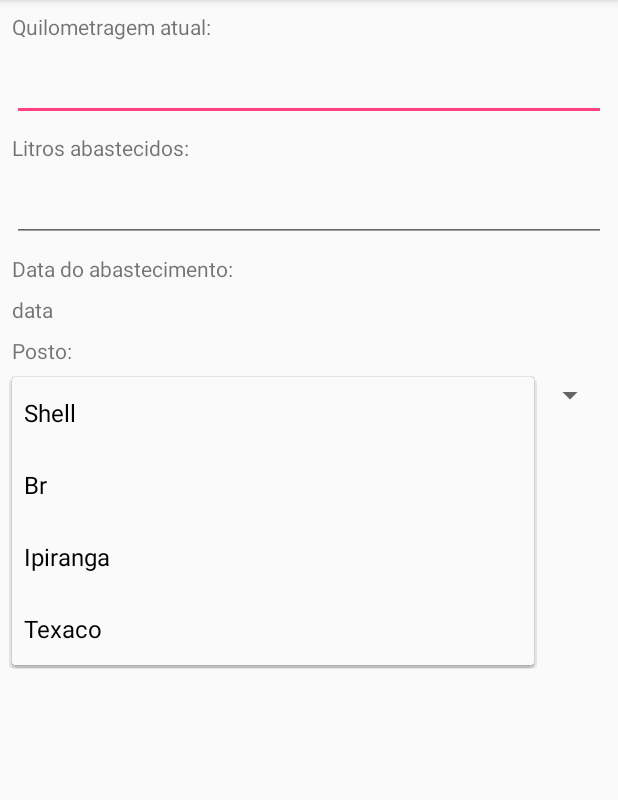
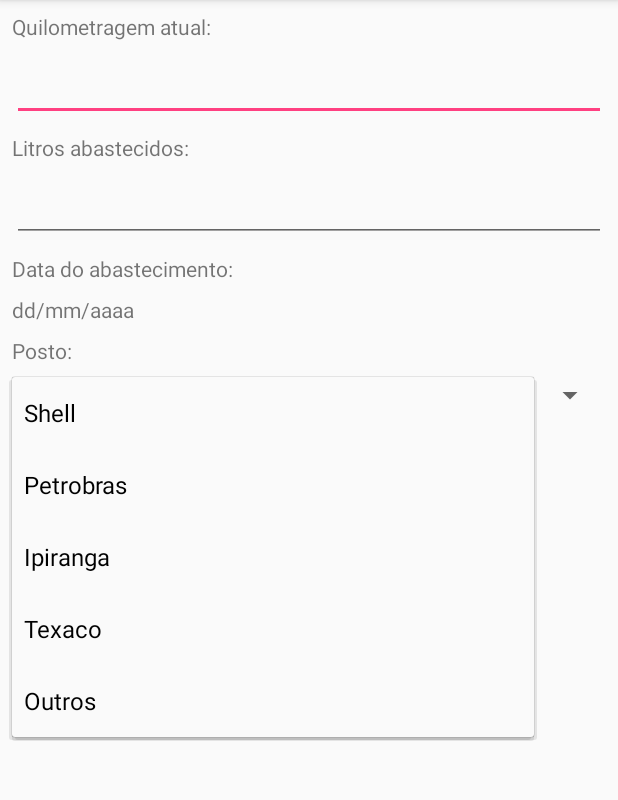
Before and after one commit to giuliopb/Android, an Android app: the AdicionarAbastecimento screen opened directly, with no data from a screen before it, after a tap on "Shell", on a phone screen of 412 x 824 dp, the part 84-884 px from its top. Run offline under Robolectric (Android 15) with nearby library versions, the phone set to English and light mode, and no system bars.

Commit message:
banco de dados on

```diff
--- a/RecyclerBanco/app/src/main/java/com/example/giulio/recyclerbanco/MainActivity.java
+++ b/RecyclerBanco/app/src/main/java/com/example/giulio/recyclerbanco/MainActivity.java
@@ -14,14 +14,12 @@ import org.w3c.dom.Text;
 public class MainActivity extends AppCompatActivity {
 
     private Button btAdd;
-    private TextView tvMedia;
+    private TextView tvMedia; // *** precisa calcular a media
 
     @Override
     protected void onCreate(Bundle savedInstanceState) {
         super.onCreate(savedInstanceState);
         setContentView(R.layout.activity_main);
-
-        SharedPreferences configuracao = getSharedPreferences("preferencias", 0);
 
 
 
--- a/RecyclerBanco/app/src/main/res/layout/adicionar_abastecimento.xml
+++ b/RecyclerBanco/app/src/main/res/layout/adicionar_abastecimento.xml
@@ -27,7 +27,7 @@
         android:layout_marginRight="8dp"
         android:layout_marginTop="8dp"
         android:ems="10"
-        android:inputType="textPersonName"
+        android:inputType="number"
         app:layout_constraintLeft_toLeftOf="parent"
         app:layout_constraintRight_toRightOf="parent"
         app:layout_constraintTop_toBottomOf="@+id/textView" />
@@ -52,7 +52,7 @@
         android:layout_marginRight="8dp"
         android:layout_marginTop="8dp"
         android:ems="10"
-        android:inputType="textPersonName"
+        android:inputType="number"
         app:layout_constraintLeft_toLeftOf="parent"
         app:layout_constraintRight_toRightOf="parent"
         app:layout_constraintTop_toBottomOf="@+id/textView2" />
@@ -76,7 +76,7 @@
         android:layout_marginLeft="8dp"
         android:layout_marginRight="8dp"
         android:layout_marginTop="8dp"
-        android:text="data"
+        android:text="dd/mm/aaaa"
         app:layout_constraintLeft_toLeftOf="parent"
         app:layout_constraintRight_toRightOf="parent"
         app:layout_constraintTop_toBottomOf="@+id/textView3" />
@@ -106,12 +106,13 @@
         app:layout_constraintRight_toRightOf="parent" />
 
     <Button
-        android:id="@+id/button2"
+        android:id="@+id/btnSalvar"
         android:layout_width="wrap_content"
         android:layout_height="wrap_content"
         android:layout_marginLeft="8dp"
         android:layout_marginRight="8dp"
         android:layout_marginTop="8dp"
+        android:onClick="salvar"
         android:text="Adicionar"
         app:layout_constraintLeft_toLeftOf="parent"
         app:layout_constraintRight_toRightOf="parent"
--- a/RecyclerBanco/app/src/main/res/values/strings.xml
+++ b/RecyclerBanco/app/src/main/res/values/strings.xml
@@ -2,8 +2,9 @@
     <string name="app_name">RecyclerBanco</string>
     <string-array name="spPosto">
         <item>Shell</item>
-        <item>Br</item>
+        <item>Petrobras</item>
         <item>Ipiranga</item>
         <item>Texaco</item>
+        <item>Outros</item>
     </string-array>
 </resources>
--- a/RecyclerBanco/build.gradle
+++ b/RecyclerBanco/build.gradle
@@ -5,7 +5,7 @@ buildscript {
         jcenter()
     }
     dependencies {
-        classpath 'com.android.tools.build:gradle:2.3.0'
+        classpath 'com.android.tools.build:gradle:2.3.2'
 
         // NOTE: Do not place your application dependencies here; they belong
         // in the individual module build.gradle files
```
Also changed, not shown: RecyclerBanco/app/src/main/java/com/example/giulio/recyclerbanco/AdicionarAbastecimento.java (+97 -0 lines), RecyclerBanco/app/src/main/java/com/example/giulio/recyclerbanco/storage/BdHelper.java (added, +41 -0 lines).
